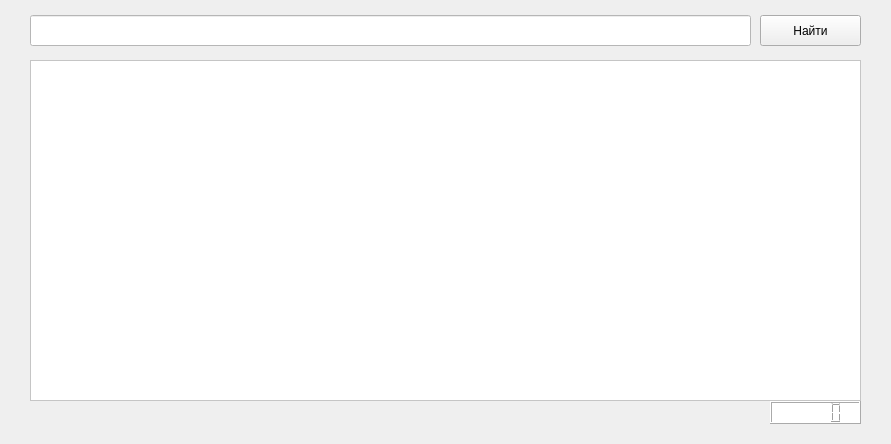
The window that mainForm.ui (Vigi73/vts) describes before a commit, drawn with Qt 5.
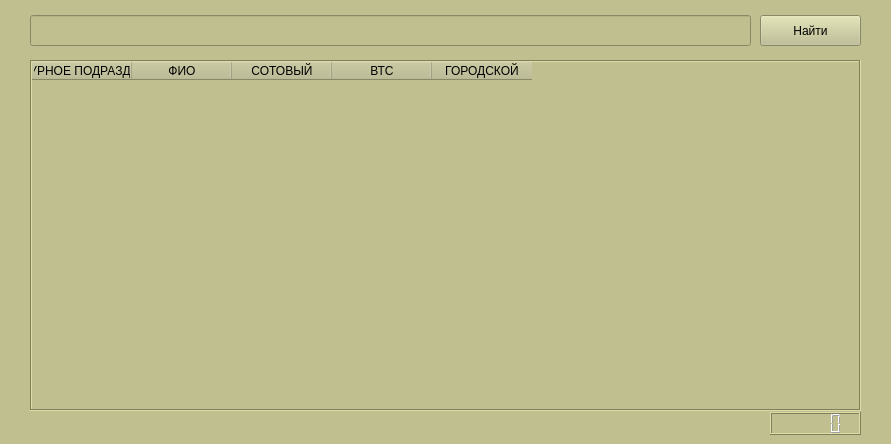
The same window after the commit.

```diff
--- a/mainForm.ui
+++ b/mainForm.ui
@@ -14,7 +14,7 @@
    <string>Спавочник ВТС УФК по Алтайскому краю 09.2021</string>
   </property>
   <property name="styleSheet">
-   <string notr="true"/>
+   <string notr="true">background-color: rgb(191, 191, 143);</string>
   </property>
   <widget class="QWidget" name="gridLayoutWidget">
    <property name="geometry">
@@ -22,16 +22,118 @@
      <x>30</x>
      <y>60</y>
      <width>831</width>
-     <height>341</height>
+     <height>351</height>
     </rect>
    </property>
    <layout class="QGridLayout" name="gridLayout">
     <item row="0" column="0">
-     <widget class="QTableView" name="table">
+     <widget class="QTableWidget" name="table">
+      <property name="sizePolicy">
+       <sizepolicy hsizetype="Expanding" vsizetype="Expanding">
+        <horstretch>0</horstretch>
+        <verstretch>0</verstretch>
+       </sizepolicy>
+      </property>
+      <property name="minimumSize">
+       <size>
+        <width>20</width>
+        <height>0</height>
+       </size>
+      </property>
+      <property name="baseSize">
+       <size>
+        <width>0</width>
+        <height>0</height>
+       </size>
+      </property>
+      <property name="mouseTracking">
+       <bool>true</bool>
+      </property>
+      <property name="tabletTracking">
+       <bool>true</bool>
+      </property>
+      <property name="autoFillBackground">
+       <bool>true</bool>
+      </property>
       <property name="styleSheet">
-       <string notr="true">background-color:
- rgb(255, 255, 255);</string>
+       <string notr="true">alternate-background-color: rgb(170, 170, 127);</string>
       </property>
+      <property name="frameShape">
+       <enum>QFrame::Box</enum>
+      </property>
+      <property name="frameShadow">
+       <enum>QFrame::Sunken</enum>
+      </property>
+      <property name="lineWidth">
+       <number>1</number>
+      </property>
+      <property name="autoScroll">
+       <bool>true</bool>
+      </property>
+      <property name="alternatingRowColors">
+       <bool>true</bool>
+      </property>
+      <property name="gridStyle">
+       <enum>Qt::SolidLine</enum>
+      </property>
+      <attribute name="horizontalHeaderVisible">
+       <bool>true</bool>
+      </attribute>
+      <attribute name="horizontalHeaderCascadingSectionResizes">
+       <bool>false</bool>
+      </attribute>
+      <attribute name="horizontalHeaderMinimumSectionSize">
+       <number>39</number>
+      </attribute>
+      <attribute name="horizontalHeaderDefaultSectionSize">
+       <number>100</number>
+      </attribute>
+      <attribute name="horizontalHeaderHighlightSections">
+       <bool>true</bool>
+      </attribute>
+      <attribute name="verticalHeaderShowSortIndicator" stdset="0">
+       <bool>true</bool>
+      </attribute>
+      <attribute name="verticalHeaderStretchLastSection">
+       <bool>false</bool>
+      </attribute>
+      <column>
+       <property name="text">
+        <string>СТРУКТУРНОЕ ПОДРАЗДЕЛЕНИЕ</string>
+       </property>
+      </column>
+      <column>
+       <property name="text">
+        <string notr="true">ФИО</string>
+       </property>
+       <property name="textAlignment">
+        <set>AlignCenter</set>
+       </property>
+      </column>
+      <column>
+       <property name="text">
+        <string>СОТОВЫЙ</string>
+       </property>
+       <property name="textAlignment">
+        <set>AlignCenter</set>
+       </property>
+      </column>
+      <column>
+       <property name="text">
+        <string>ВТС</string>
+       </property>
+       <property name="textAlignment">
+        <set>AlignCenter</set>
+       </property>
+      </column>
+      <column>
+       <property name="text">
+        <string>ГОРОДСКОЙ</string>
+       </property>
+       <property name="textAlignment">
+        <set>AlignCenter</set>
+       </property>
+      </column>
      </widget>
     </item>
    </layout>
@@ -46,7 +148,7 @@
     </rect>
    </property>
    <property name="styleSheet">
-    <string notr="true">background-color:rgb(255, 255, 255);</string>
+    <string notr="true"/>
    </property>
   </widget>
   <widget class="QPushButton" name="pushButton">
@@ -69,13 +171,13 @@
    <property name="geometry">
     <rect>
      <x>770</x>
-     <y>401</y>
+     <y>412</y>
      <width>91</width>
      <height>23</height>
     </rect>
    </property>
    <property name="styleSheet">
-    <string notr="true">background-color: rgb(255, 255, 255);</string>
+    <string notr="true"/>
    </property>
   </widget>
  </widget>
```
Left out of the diff: 2 changed lines with no effect on the pictures.
